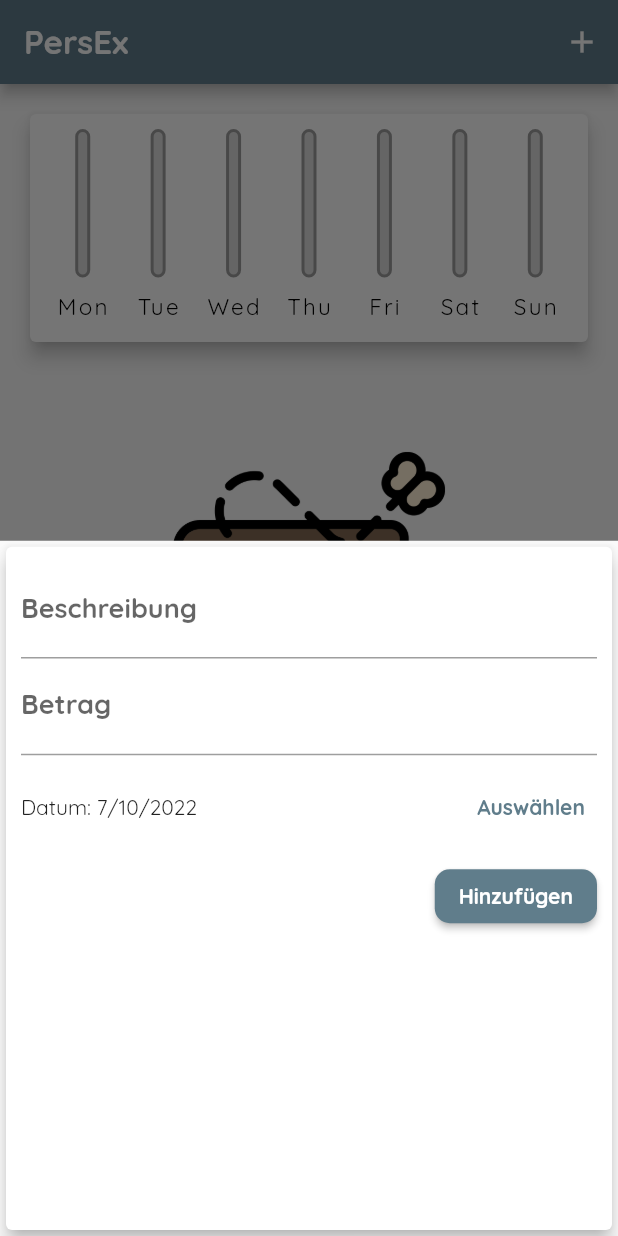
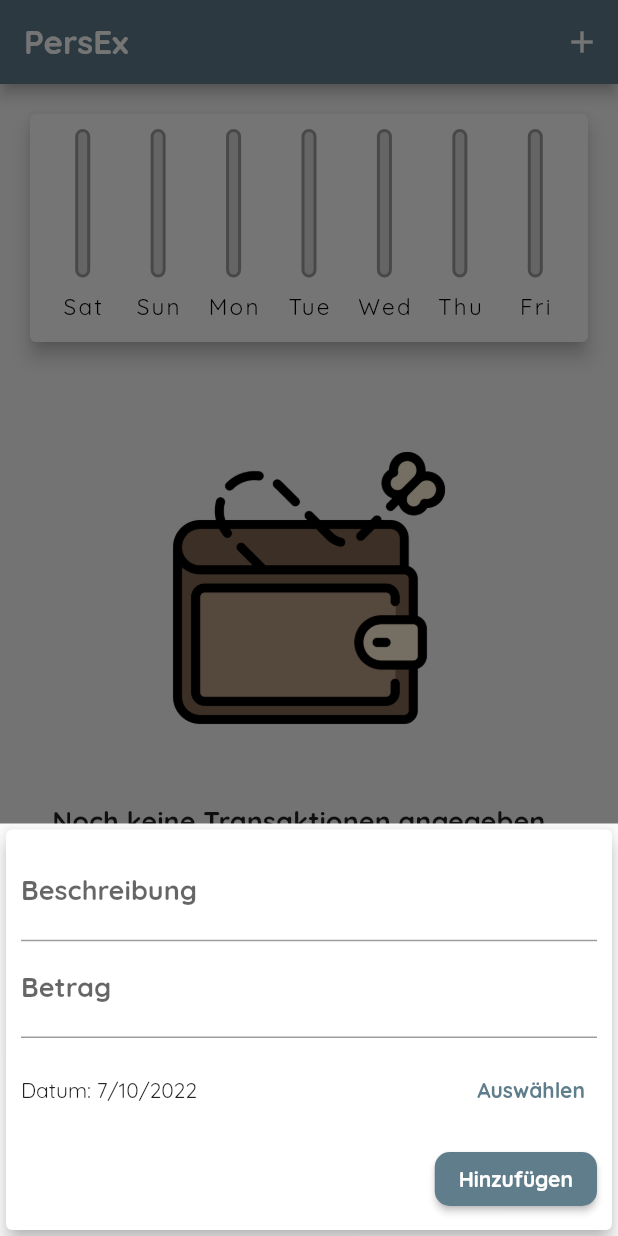
Before and after one commit to Totemi1324/personal_expenses, a Flutter app: the screen it shows after launch, after a tap on the "add" icon, on a phone screen of 412 x 824 dp. Run offline on Flutter 3.47's test engine with Material 2 defaults, Android fonts, the phone set to English and light mode, and no system bars.

Commit message:
Adjust chart labels; show dependent on orientation

```diff
--- a/lib/main.dart
+++ b/lib/main.dart
@@ -1,5 +1,4 @@
 import 'package:flutter/material.dart';
-import 'package:flutter/services.dart';
 
 import './widgets/new_transaction_form.dart';
 import './widgets/transaction_list.dart';
@@ -95,6 +94,7 @@
 
   @override
   Widget build(BuildContext context) {
+    final mediaQuery = MediaQuery.of(context);
     final isLandscape =
         (MediaQuery.of(context).orientation == Orientation.landscape);
 
@@ -108,9 +108,9 @@
       ],
     );
 
-    final canvasHeight = MediaQuery.of(context).size.height -
+    final canvasHeight = mediaQuery.size.height -
         appBar.preferredSize.height -
-        MediaQuery.of(context).padding.top;
+        mediaQuery.padding.top;
 
     final transactionList = SizedBox(
       height: canvasHeight * 0.75,
--- a/lib/models/settings.dart
+++ b/lib/models/settings.dart
@@ -1,7 +1,7 @@
 final Map<String, String> currencySymbols = {
   'Euro': '€',
   'US-Dollar': '\$',
-  'Schweizer Franken': 'CHF',
+  'Schweizer Franken': 'Fr.',
 };
 
 final String currentCurrency = 'Schweizer Franken';
--- a/lib/widgets/chart.dart
+++ b/lib/widgets/chart.dart
@@ -25,11 +25,11 @@
       };
     }).reversed.toList();
 
-    Map<String, Object> current;
+    /*Map<String, Object> current;
     while (generatedList[0]['day'] != 'Mon') {
       current = generatedList.removeAt(0);
       generatedList.add(current);
-    }
+    }*/
 
     return generatedList;
   }
--- a/lib/widgets/chart_bar.dart
+++ b/lib/widgets/chart_bar.dart
@@ -1,4 +1,6 @@
 import 'package:flutter/material.dart';
+
+import '../models/settings.dart';
 
 class ChartBar extends StatelessWidget {
   final String label;
@@ -9,20 +11,26 @@
 
   @override
   Widget build(BuildContext context) {
+    final isLandscape = MediaQuery.of(context).orientation == Orientation.landscape;
+
     return LayoutBuilder(builder: (buildContext, constraints) {
       return Column(
         children: [
-          /*FittedBox(
-            child: Text(
-              amount.toStringAsFixed(2),
-              style: Theme.of(context).textTheme.labelSmall,
+          if (isLandscape) SizedBox(
+            height: constraints.maxHeight * 0.2,
+            child: FittedBox(
+              fit: BoxFit.scaleDown,
+              child: Text(
+                "${amount.toStringAsFixed(2)}${currencySymbols[currentCurrency]}",
+                style: Theme.of(context).textTheme.labelSmall,
+              ),
             ),
           ),
-          const SizedBox(
-            height: 4,
-          ), */
+          if (isLandscape) SizedBox(
+            height: constraints.maxHeight * 0.05,
+          ),
           SizedBox(
-            height: constraints.maxHeight * 0.75,
+            height: constraints.maxHeight * (isLandscape ? 0.50 : 0.75),
             width: 10,
             child: Stack(
               alignment: Alignment.bottomCenter,
--- a/lib/widgets/new_transaction_form.dart
+++ b/lib/widgets/new_transaction_form.dart
@@ -19,9 +19,7 @@
     final enteredDescription = _descriptionController.text;
     double enteredAmount = 0;
 
-    if (enteredDescription.isEmpty ||
-        _amountController.text.isEmpty ||
-        _selectedDate == null) {
+    if (enteredDescription.isEmpty || _amountController.text.isEmpty) {
       return;
     }
 
@@ -49,8 +47,7 @@
       return;
     }
 
-    widget.onAdd(enteredDescription, enteredAmount,
-        _selectedDate);
+    widget.onAdd(enteredDescription, enteredAmount, _selectedDate);
 
     Navigator.of(buildContext).pop();
   }
@@ -75,10 +72,16 @@
 
   @override
   Widget build(BuildContext context) {
-    return Card(
+    return SingleChildScrollView(
+      child: Card(
         elevation: 5,
         child: Container(
-        padding: const EdgeInsets.all(10),
+          padding: EdgeInsets.only(
+            top: 10,
+            left: 10,
+            right: 10,
+            bottom: MediaQuery.of(context).viewInsets.bottom + 10,
+          ),
           child: Column(
             crossAxisAlignment: CrossAxisAlignment.end,
             children: [
@@ -101,9 +104,7 @@
                 child: Row(
                   mainAxisAlignment: MainAxisAlignment.spaceBetween,
                   children: [
-                  Text(_selectedDate == null
-                      ? "Kein Datum ausgewählt."
-                      : "Datum: ${DateFormat("d/M/y").format(_selectedDate as DateTime)}"),
+                    Text("Datum: ${DateFormat("d/M/y").format(_selectedDate)}"),
                     TextButton(
                       style: ButtonStyle(
                         foregroundColor: MaterialStateProperty.all(
@@ -137,6 +138,7 @@
             ],
           ),
         ),
+      ),
     );
   }
 }
```
Lines whose indentation alone changed are shown as unchanged.
